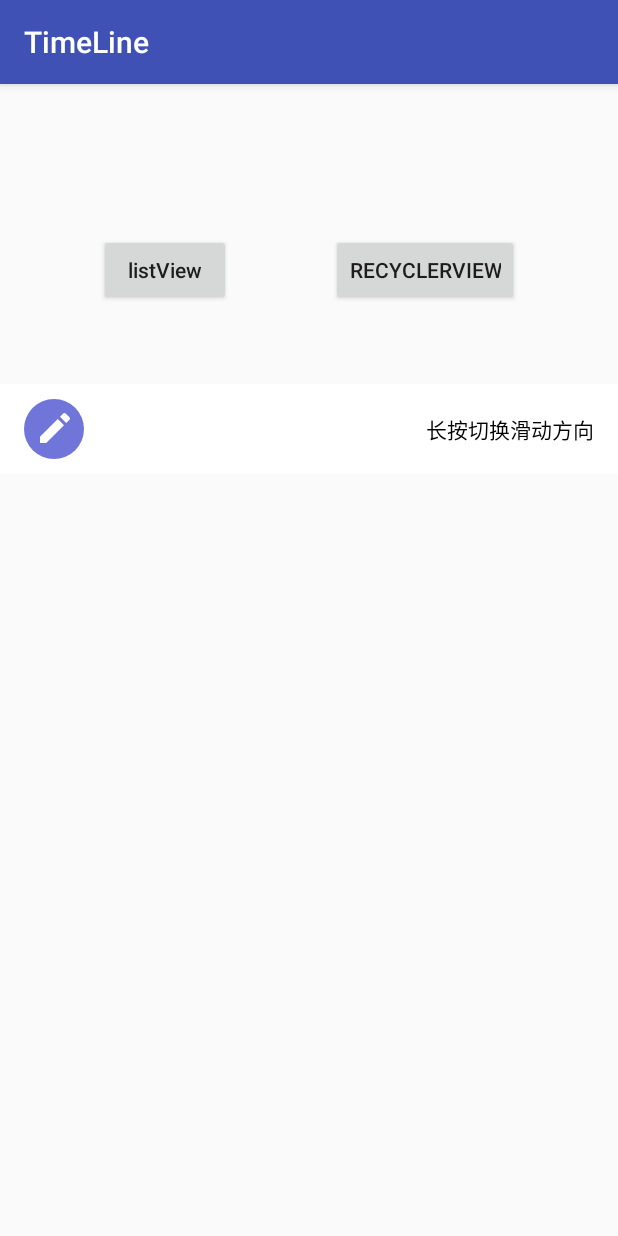
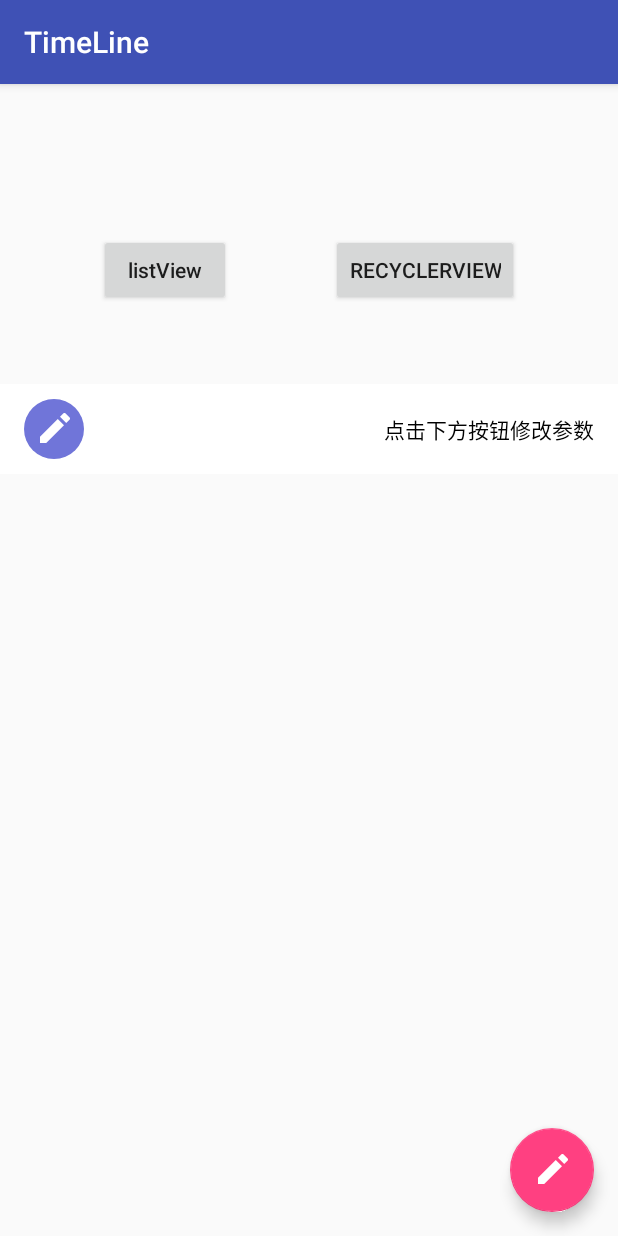
Before and after one commit to ditclear/TimeLine, an Android app: the screen it shows after launch (MainActivity), on a phone screen of 412 x 824 dp. Run offline under Robolectric (Android 15) with nearby library versions, the phone set to English and light mode, and no system bars; our stand-ins replace data binding; libraries missing offline, so code that uses them is left out: com.google.android.libraries; 4 statements that could not run were skipped.

```diff
--- a/app/build.gradle
+++ b/app/build.gradle
@@ -35,6 +35,8 @@ dependencies {
     compile project(':swipelayout')
     compile 'com.android.support:recyclerview-v7:26.1.0'
     compile "org.jetbrains.kotlin:kotlin-stdlib-jre7:$kotlin_version"
+    compile 'com.github.material-foundation.material-remixer-android:remixer:1.0'
+    kapt 'com.github.material-foundation.material-remixer-android:remixer_annotation:1.0'
 }
 repositories {
     mavenCentral()
--- a/app/src/main/AndroidManifest.xml
+++ b/app/src/main/AndroidManifest.xml
@@ -1,11 +1,13 @@
 <?xml version="1.0" encoding="utf-8"?>
 <manifest xmlns:android="http://schemas.android.com/apk/res/android"
+          xmlns:tools="http://schemas.android.com/tools"
           package="vienan.app.expandableswipelistview">
 
     <application
         android:allowBackup="true"
         android:icon="@mipmap/ic_launcher"
         android:label="@string/app_name"
+        tools:replace="android:theme"
         android:theme="@style/AppTheme">
         <activity android:name=".MainActivity">
             <intent-filter>
--- a/app/src/main/java/vienan/app/expandableswipelistview/RecyclerActivity.java
+++ b/app/src/main/java/vienan/app/expandableswipelistview/RecyclerActivity.java
@@ -63,7 +63,7 @@ public class RecyclerActivity extends AppCompatActivity
     List<LineItem> fakeData() {
         List<LineItem> items = new ArrayList<>();
         int d = 1;
-        for (int i = 1; i <= 30; i++) {
+        for (int i = 0; i <= 30; i++) {
             LineItem lineItem;
             if (i % 2 == 0) {
                 lineItem = new LineItem("item"+i, true);
--- a/app/src/main/res/layout/activity_main.xml
+++ b/app/src/main/res/layout/activity_main.xml
@@ -1,5 +1,6 @@
 <?xml version="1.0" encoding="utf-8"?>
-<layout xmlns:android="http://schemas.android.com/apk/res/android"
+<layout
+        xmlns:android="http://schemas.android.com/apk/res/android"
         xmlns:app="http://schemas.android.com/apk/res-auto"
         >
 
@@ -43,7 +44,6 @@
                 android:layout_height="60dp"
                 android:layout_marginTop="200dp"
                 android:background="#FF6347"
-                app:click_to_close="true"
                 app:ios="true"
                 app:layout_constraintLeft_toLeftOf="parent"
                 app:layout_constraintRight_toRightOf="parent"
@@ -78,7 +78,7 @@
                         android:gravity="center_vertical|right"
                         android:maxLines="1"
                         android:paddingRight="@dimen/activity_horizontal_margin"
-                        android:text="长按切换滑动方向"
+                        android:text="点击下方按钮修改参数"
                         android:textColor="#000000"/>
             </LinearLayout>
 
@@ -110,5 +110,15 @@
                         android:src="@mipmap/star"/>
             </LinearLayout>
         </com.ditclear.swipelayout.SwipeDragLayout>
+
+        <android.support.design.widget.FloatingActionButton
+                android:id="@+id/fab_btn"
+                android:layout_width="wrap_content"
+                android:layout_height="wrap_content"
+                android:layout_marginBottom="16dp"
+                android:layout_marginRight="16dp"
+                android:src="@mipmap/edit"
+                app:layout_constraintBottom_toBottomOf="parent"
+                app:layout_constraintRight_toRightOf="parent"/>
     </android.support.constraint.ConstraintLayout>
 </layout>
--- a/app/src/main/res/layout/child_status_item.xml
+++ b/app/src/main/res/layout/child_status_item.xml
@@ -20,7 +20,6 @@
                 android:id="@+id/swip_layout"
                 android:layout_width="match_parent"
                 android:layout_height="60dp"
-                app:click_to_close="true"
                 app:swipe_direction="left"
                 app:swipe_enable="true"
                 app:ios="true">
--- a/build.gradle
+++ b/build.gradle
@@ -21,6 +21,7 @@ allprojects {
         maven {
             url 'https://maven.google.com'
         }
+        maven { url "https://jitpack.io" }
         jcenter()
     }
 }
--- a/swipelayout/src/main/AndroidManifest.xml
+++ b/swipelayout/src/main/AndroidManifest.xml
@@ -3,7 +3,6 @@
 
     <application
         android:allowBackup="true"
-        android:label="@string/app_name"
         android:supportsRtl="true"
         >
 
--- a/swipelayout/src/main/java/com/ditclear/swipelayout/SwipeDragLayout.java
+++ b/swipelayout/src/main/java/com/ditclear/swipelayout/SwipeDragLayout.java
@@ -25,7 +25,8 @@ public class SwipeDragLayout extends FrameLayout {
     private View menuView;
     private ViewDragHelper mDragHelper;
     private Point originPos = new Point();
-    private boolean isOpen, ios, swipeEnable, clickToClose;
+    private boolean isOpen, ios, swipeEnable;
+    private boolean clickToClose=true;
     private int swipeDirection = 1;
     private float offsetRatio;
     private float needOffset = 0.2f;
@@ -46,7 +47,6 @@ public class SwipeDragLayout extends FrameLayout {
         needOffset = array.getFloat(R.styleable.SwipeDragLayout_need_offset, 0.2f);
         //是否有回弹效果
         ios = array.getBoolean(R.styleable.SwipeDragLayout_ios, false);
-        clickToClose = array.getBoolean(R.styleable.SwipeDragLayout_click_to_close, false);
         swipeEnable = array.getBoolean(R.styleable.SwipeDragLayout_swipe_enable, true);
         swipeDirection = array.getInt(R.styleable.SwipeDragLayout_swipe_direction, DIRECTION_LEFT);
         init();
@@ -157,6 +157,14 @@ public class SwipeDragLayout extends FrameLayout {
             this.swipeDirection = swipeDirection;
             requestLayout();
         }
+    }
+
+    public void setSwipeEnable(boolean swipeEnable) {
+        this.swipeEnable = swipeEnable;
+    }
+
+    public void setNeedOffset(float needOffset) {
+        this.needOffset = needOffset;
     }
 
     private void autoLeft() {
@@ -315,6 +323,9 @@ public class SwipeDragLayout extends FrameLayout {
             mCacheView.close();
             mCacheView = null;
         }
+        if (menuView!=null&&menuView.getTranslationX()!=0){
+            menuView.setTranslationX(0f);
+        }
         super.onDetachedFromWindow();
 
     }
--- a/swipelayout/src/main/res/values/attrs.xml
+++ b/swipelayout/src/main/res/values/attrs.xml
@@ -3,7 +3,6 @@
     <declare-styleable name="SwipeDragLayout">
         <attr name="need_offset" format="float"/>
         <attr name="ios" format="boolean"/>
-        <attr name="click_to_close" format="boolean"/>
         <attr name="swipe_enable" format="boolean"/>
         <attr name="swipe_direction" format="enum">
             <enum name="left" value="1"/>
--- a/swipelayout/src/main/res/values/strings.xml
+++ /dev/null
@@ -1,3 +0,0 @@
-<resources>
-    <string name="app_name">SwipeLayout</string>
-</resources>
```
Also changed, not shown: app/src/main/java/vienan/app/expandableswipelistview/DemoListActivity.java (+3 -4 lines), app/src/main/java/vienan/app/expandableswipelistview/MainActivity.java (+39 -17 lines), 8 other files.
